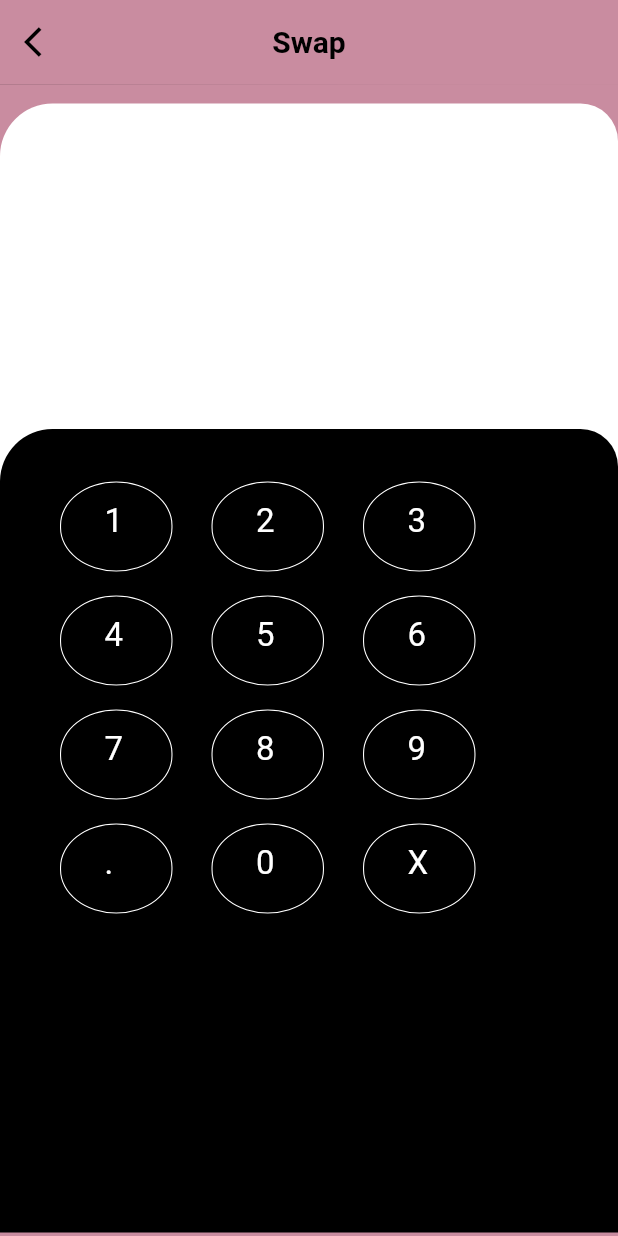
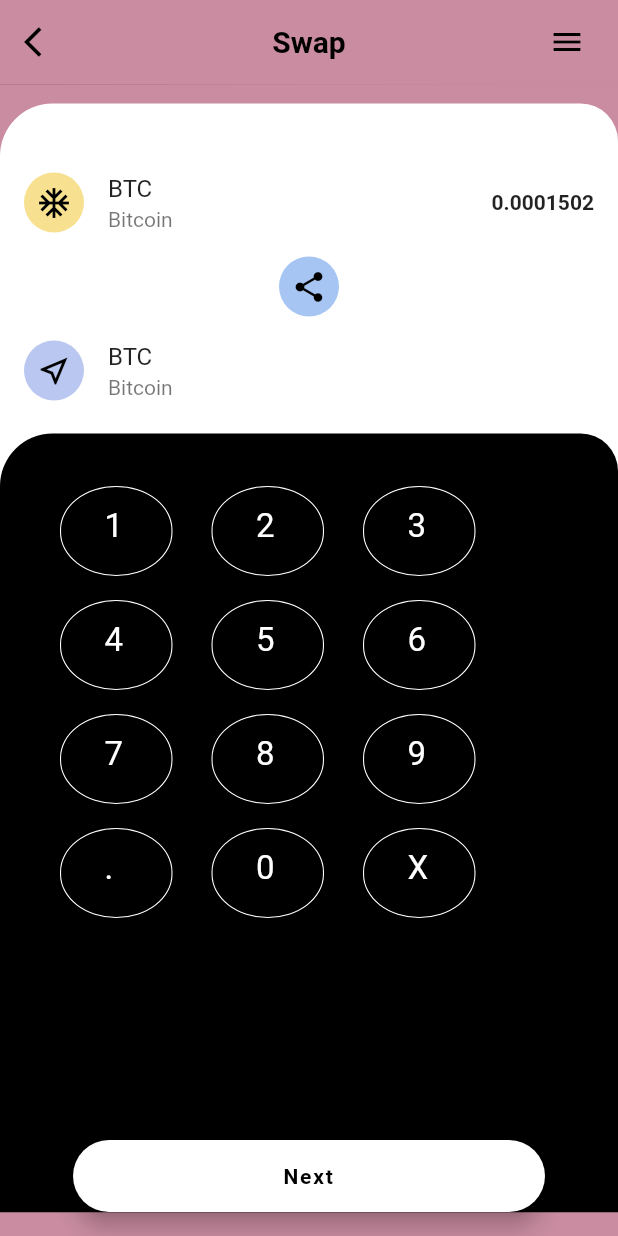
Before and after one commit to sovaamahato/crypto_services_app_ui, a Flutter app: the screen it shows after launch, on a phone screen of 412 x 824 dp. Run offline on Flutter 3.47's test engine with Material 2 defaults, Android fonts, the light colour scheme and no system bars.

Commit message:
on progress

```diff
--- /dev/null
+++ b/lib/components/black_container.dart
@@ -0,0 +1,84 @@
+import 'package:flutter/material.dart';
+
+import 'bubble.dart';
+
+class BlackContainer extends StatelessWidget {
+
+
+  @override
+  Widget build(BuildContext context) {
+    return  Container(
+                padding: const EdgeInsets.all(17),
+                height: MediaQuery.of(context).size.height * .63,
+                width: MediaQuery.of(context).size.width,
+                decoration: BoxDecoration(
+                    color: Colors.black,
+                    borderRadius: BorderRadius.only(
+                        topLeft: Radius.circular(35),
+                        topRight: Radius.circular(25))),
+                child: Padding(
+                  padding: const EdgeInsets.all(10.0),
+                  child: Column(
+                    children: [
+                      Row(
+                        crossAxisAlignment: CrossAxisAlignment.start,
+                        children: [
+                          MyBubble(
+                            number: "1",
+                          ),
+                          MyBubble(
+                            number: "2",
+                          ),
+                          MyBubble(
+                            number: "3",
+                          )
+                        ],
+                      ),
+                      Row(
+                        crossAxisAlignment: CrossAxisAlignment.start,
+                        children: [
+                          MyBubble(
+                            number: "4",
+                          ),
+                          MyBubble(
+                            number: "5",
+                          ),
+                          MyBubble(
+                            number: "6",
+                          )
+                        ],
+                      ),
+                      Row(
+                        crossAxisAlignment: CrossAxisAlignment.start,
+                        children: [
+                          MyBubble(
+                            number: "7",
+                          ),
+                          MyBubble(
+                            number: "8",
+                          ),
+                          MyBubble(
+                            number: "9",
+                          )
+                        ],
+                      ),
+                      Row(
+                        crossAxisAlignment: CrossAxisAlignment.start,
+                        children: [
+                          MyBubble(
+                            number: ".",
+                          ),
+                          MyBubble(
+                            number: "0",
+                          ),
+                          MyBubble(
+                            number: "X",
+                          )
+                        ],
+                      ),
+                    ],
+                  ),
+                ),
+              );
+  }
+}
--- /dev/null
+++ b/lib/components/white_container.dart
@@ -0,0 +1,57 @@
+import 'package:flutter/material.dart';
+
+class WhiteContainer extends StatelessWidget {
+  const WhiteContainer({super.key});
+
+  @override
+  Widget build(BuildContext context) {
+    return Container(
+      height: MediaQuery.of(context).size.height * .35,
+      width: MediaQuery.of(context).size.width,
+      decoration: BoxDecoration(
+          color: Colors.white,
+          borderRadius: BorderRadius.only(
+              topLeft: Radius.circular(35), topRight: Radius.circular(25))),
+      child: Column(
+        children: [
+          SizedBox(
+            height: 30,
+          ),
+          ListTile(
+            leading: CircleAvatar(
+              backgroundColor: Color.fromARGB(255, 247, 224, 143),
+              child: Icon(
+                Icons.ac_unit,
+                color: Colors.black,
+              ),
+            ),
+            title: Text("BTC "),
+            subtitle: Text("Bitcoin"),
+            trailing: Text(
+              "0.0001502",
+              style: TextStyle(fontWeight: FontWeight.bold),
+            ),
+          ),
+          CircleAvatar(
+              backgroundColor: Color.fromARGB(255, 166, 197, 243),
+              child: Icon(
+                Icons.share,
+                color: Colors.black,
+              ),
+            ),
+          ListTile(
+            leading: CircleAvatar(
+              backgroundColor: Color.fromARGB(255, 186, 199, 240),
+              child: Icon(
+                Icons.near_me_outlined,
+                color: Colors.black,
+              ),
+            ),
+            title: Text("BTC "),
+            subtitle: Text("Bitcoin"),
+          ),
+        ],
+      ),
+    );
+  }
+}
--- a/lib/home_page.dart
+++ b/lib/home_page.dart
@@ -1,3 +1,6 @@
+import 'package:crypto_service_app_ui/components/black_container.dart';
+import 'package:crypto_service_app_ui/components/white_container.dart';
+
 import '/components/bubble.dart';
 import 'package:flutter/material.dart';
 
@@ -19,7 +22,17 @@ class HomePage extends StatelessWidget {
             "Swap",
             style: TextStyle(
                 fontWeight: FontWeight.bold, fontSize: 20, color: Colors.black),
+          ),
+          actions: [
+            IconButton(
+                onPressed: () {},
+                icon: Icon(
+                  Icons.menu,
+                  color: Colors.black,
                 )),
+                SizedBox(width: 10,),
+          ],
+        ),
         body: Stack(
           children: [
             Container(
@@ -28,74 +41,30 @@ class HomePage extends StatelessWidget {
             ),
             Positioned(
               top: 13,
-            child: Container(
-              height: MediaQuery.of(context).size.height * .35,
-              width: MediaQuery.of(context).size.width,
-              decoration: BoxDecoration(
-                  color: Colors.white,
-                  borderRadius: BorderRadius.only(
-                      topLeft: Radius.circular(35),
-                      topRight: Radius.circular(25))),
-            ),
-          ),
+              child:WhiteContainer(),),
+
             //black box
             Positioned(
-            top: 230,
-            child: Container(
-              padding: const EdgeInsets.all(17),
-              height: MediaQuery.of(context).size.height * .65,
-              width: MediaQuery.of(context).size.width,
-              decoration: BoxDecoration(
-                  color: Colors.black,
-                  borderRadius: BorderRadius.only(
-                      topLeft: Radius.circular(35),
-                      topRight: Radius.circular(25))),
-              child: Padding(
-                padding: const EdgeInsets.all(10.0),
-                child: Column(
-                  children: [
-
-                    Row(
-                      crossAxisAlignment: CrossAxisAlignment.start,
-                      children: [
-                        MyBubble(number: "1",),
-                        MyBubble(number: "2",),
-                        MyBubble(number: "3",)
-                      ],
-                    ),
-
-                    Row(
-                      crossAxisAlignment: CrossAxisAlignment.start,
-                      children: [
-                        MyBubble(number: "4",),
-                        MyBubble(number: "5",),
-                        MyBubble(number: "6",)
-                      ],
-                    ),
-                    Row(
-                      crossAxisAlignment: CrossAxisAlignment.start,
-                      children: [
-                        MyBubble(number: "7",),
-                        MyBubble(number: "8",),
-                        MyBubble(number: "9",)
-                      ],
-                    ),
-
-                    Row(
-                      crossAxisAlignment: CrossAxisAlignment.start,
-                      children: [
-                        MyBubble(number: ".",),
-                        MyBubble(number: "0",),
-                        MyBubble(number: "X",)
-                      ],
+              top: 233,
+              child: BlackContainer(),
             ),
           ],
         ),
+        floatingActionButton: FloatingActionButton.extended(
+          onPressed: () {
+            // Add your onPressed code here!
+          },
+          label: Container(
+              width: MediaQuery.of(context).size.width / 1.5,
+              child: const Text(
+                'Next',
+                textAlign: TextAlign.center,
+                style:
+                    TextStyle(color: Colors.black, fontWeight: FontWeight.bold),
+              )),
+          // icon: const Icon(Icons.thumb_up),
+          backgroundColor: Colors.white,
         ),
-            ),
-          ),
-        ],
-      ),
-    );
+        floatingActionButtonLocation: FloatingActionButtonLocation.centerFloat);
   }
 }
```
Lines whose indentation alone changed are shown as unchanged.
